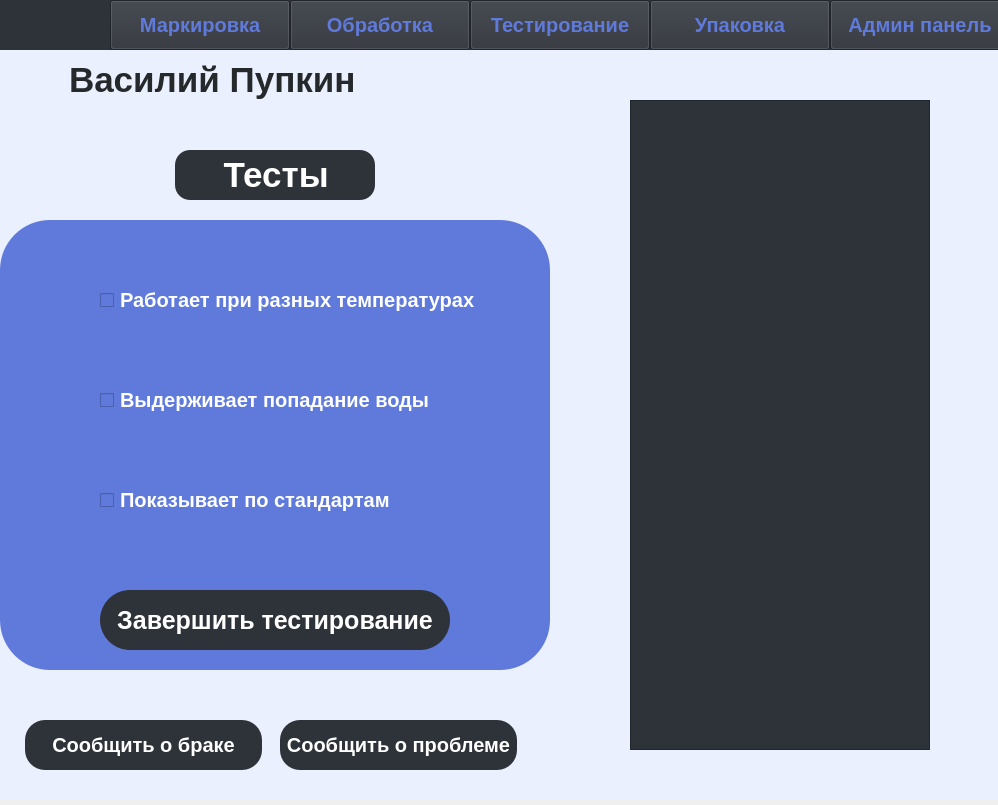
Qt form GUI/Tests.ui (damirian174/RFID-marks) before a commit.
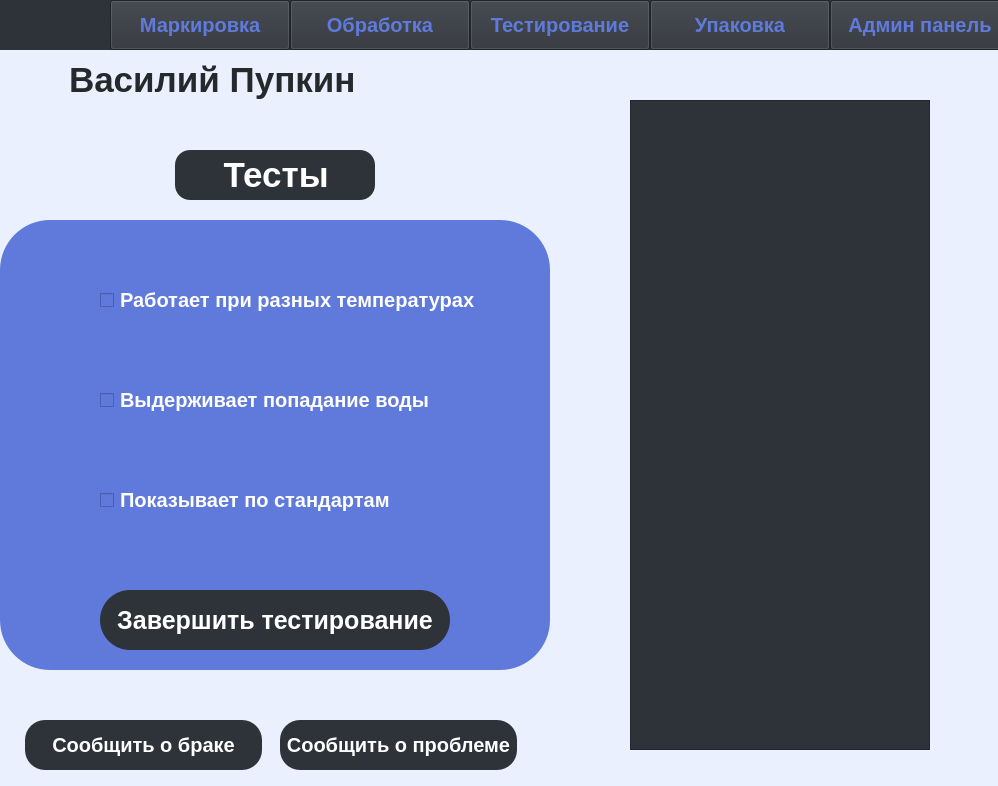
The same form after that commit. Icons and pictures are not drawn.

The edit to the form file:
```diff
--- a/GUI/Tests.ui
+++ b/GUI/Tests.ui
@@ -7,7 +7,7 @@
     <x>0</x>
     <y>0</y>
     <width>998</width>
-    <height>805</height>
+    <height>786</height>
    </rect>
   </property>
   <property name="windowTitle">
```
